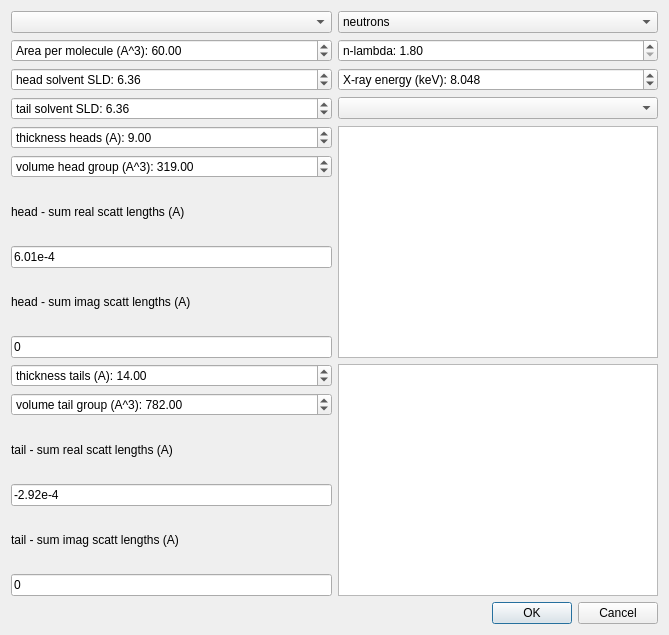
First picture: the form in refnx/reflect/_app/ui/lipid_leaflet.ui, repository refnx/refnx, before the edit.
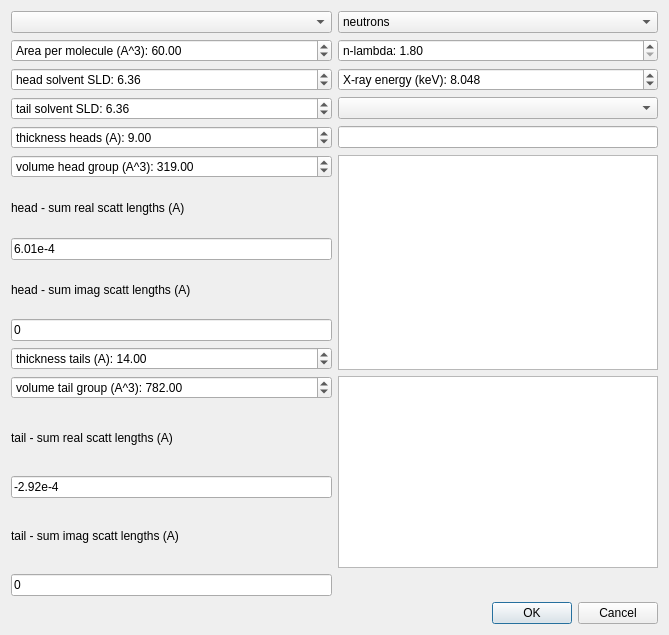
Second picture: the form after the edit.

Diff of the .ui file:
```diff
--- a/refnx/reflect/_app/ui/lipid_leaflet.ui
+++ b/refnx/reflect/_app/ui/lipid_leaflet.ui
@@ -139,8 +139,12 @@
      </property>
     </widget>
    </item>
-   <item row="4" column="1" rowspan="6">
-    <widget class="QGraphicsView" name="chemical_structure"/>
+   <item row="4" column="1">
+    <widget class="QLineEdit" name="chemical_name">
+     <property name="readOnly">
+      <bool>true</bool>
+     </property>
+    </widget>
    </item>
    <item row="5" column="0">
     <widget class="QDoubleSpinBox" name="V_h">
@@ -158,6 +162,9 @@
      </property>
     </widget>
    </item>
+   <item row="5" column="1" rowspan="6">
+    <widget class="QGraphicsView" name="chemical_structure"/>
+   </item>
    <item row="6" column="0">
     <widget class="QLabel" name="label_3">
      <property name="text">
@@ -205,9 +212,6 @@
      </property>
     </widget>
    </item>
-   <item row="10" column="1" rowspan="6">
-    <widget class="QTextBrowser" name="references"/>
-   </item>
    <item row="11" column="0">
     <widget class="QDoubleSpinBox" name="V_t">
      <property name="prefix">
@@ -224,6 +228,9 @@
      </property>
     </widget>
    </item>
+   <item row="11" column="1" rowspan="4">
+    <widget class="QTextBrowser" name="references"/>
+   </item>
    <item row="12" column="0">
     <widget class="QLabel" name="label_2">
      <property name="text">
```
